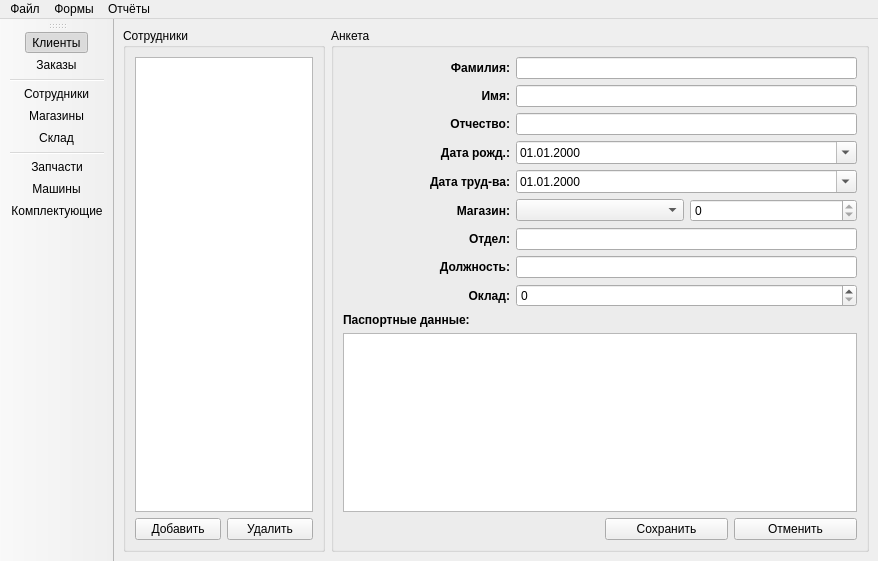
vnetserg/LadaDetail, file forms/mainwindow.ui: the form before one commit.
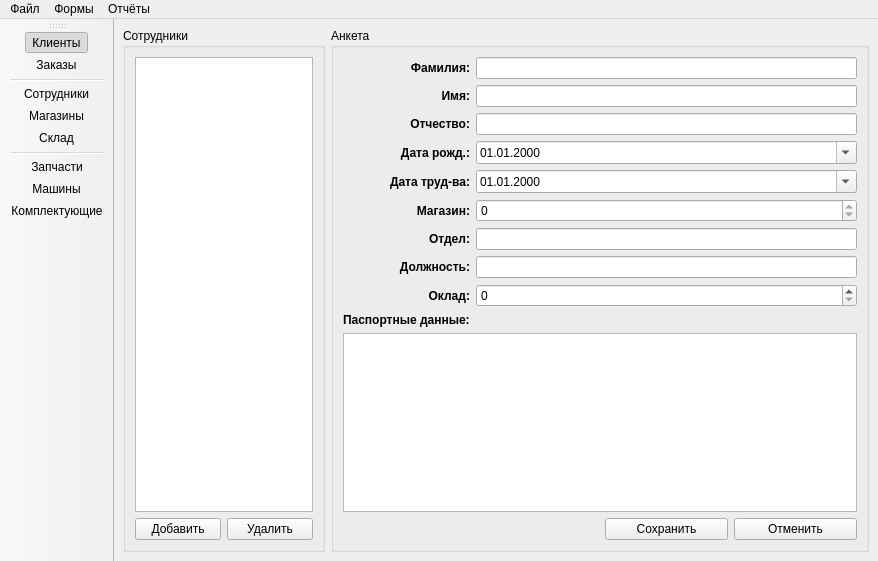
The form after the commit. The open tabs and pages were chosen to show the change.

Commit message: Сделал форму с деталями машин

```diff
--- a/forms/mainwindow.ui
+++ b/forms/mainwindow.ui
@@ -1743,23 +1743,113 @@
                    </property>
                   </widget>
                  </item>
-                 <item row="5" column="1">
-                  <widget class="QComboBox" name="empShopProxyCombo"/>
-                 </item>
-                 <item row="3" column="1" colspan="2">
-                  <widget class="QDateEdit" name="empBirthdateEdit">
-                   <property name="displayFormat">
-                    <string>dd.MM.yyyy</string>
+                 <item row="8" column="0">
+                  <widget class="QLabel" name="label_74">
+                   <property name="font">
+                    <font>
+                     <weight>75</weight>
+                     <bold>true</bold>
+                    </font>
                    </property>
-                   <property name="calendarPopup">
-                    <bool>true</bool>
+                   <property name="text">
+                    <string>Оклад:</string>
+                   </property>
+                   <property name="alignment">
+                    <set>Qt::AlignRight|Qt::AlignTrailing|Qt::AlignVCenter</set>
                    </property>
                   </widget>
                  </item>
-                 <item row="1" column="1" colspan="2">
+                 <item row="0" column="1" colspan="3">
+                  <widget class="QLineEdit" name="empLastnameEdit"/>
+                 </item>
+                 <item row="1" column="1" colspan="3">
                   <widget class="QLineEdit" name="empFirstnameEdit"/>
                  </item>
-                 <item row="8" column="1" colspan="2">
+                 <item row="2" column="1" colspan="3">
+                  <widget class="QLineEdit" name="empMiddlenameEdit"/>
+                 </item>
+                 <item row="3" column="1" colspan="3">
+                  <widget class="QDateEdit" name="empBirthdateEdit">
+                   <property name="displayFormat">
+                    <string>dd.MM.yyyy</string>
+                   </property>
+                   <property name="calendarPopup">
+                    <bool>true</bool>
+                   </property>
+                  </widget>
+                 </item>
+                 <item row="4" column="1" colspan="3">
+                  <widget class="QDateEdit" name="empEmpdateEdit">
+                   <property name="displayFormat">
+                    <string>dd.MM.yyyy</string>
+                   </property>
+                   <property name="calendarPopup">
+                    <bool>true</bool>
+                   </property>
+                  </widget>
+                 </item>
+                 <item row="5" column="1" colspan="3">
+                  <widget class="QStackedWidget" name="stackedWidget_2">
+                   <property name="currentIndex">
+                    <number>0</number>
+                   </property>
+                   <widget class="QWidget" name="page">
+                    <layout class="QHBoxLayout" name="horizontalLayout_13">
+                     <property name="spacing">
+                      <number>0</number>
+                     </property>
+                     <property name="leftMargin">
+                      <number>0</number>
+                     </property>
+                     <property name="topMargin">
+                      <number>0</number>
+                     </property>
+                     <property name="rightMargin">
+                      <number>0</number>
+                     </property>
+                     <property name="bottomMargin">
+                      <number>0</number>
+                     </property>
+                     <item>
+                      <widget class="QComboBox" name="empShopProxyCombo"/>
+                     </item>
+                    </layout>
+                   </widget>
+                   <widget class="QWidget" name="page_2">
+                    <layout class="QHBoxLayout" name="horizontalLayout_14">
+                     <property name="spacing">
+                      <number>0</number>
+                     </property>
+                     <property name="leftMargin">
+                      <number>0</number>
+                     </property>
+                     <property name="topMargin">
+                      <number>0</number>
+                     </property>
+                     <property name="rightMargin">
+                      <number>0</number>
+                     </property>
+                     <property name="bottomMargin">
+                      <number>0</number>
+                     </property>
+                     <item>
+                      <widget class="QSpinBox" name="empShopEdit">
+                       <property name="readOnly">
+                        <bool>true</bool>
+                       </property>
+                      </widget>
+                     </item>
+                    </layout>
+                   </widget>
+                  </widget>
+                 </item>
+                 <item row="6" column="1" colspan="3">
+                  <widget class="QLineEdit" name="empDepartmentEdit"/>
+                 </item>
+                 <item row="7" column="1" colspan="3">
+                  <widget class="QLineEdit" name="empPositionEdit"/>
+                 </item>
+                 <item row="8" column="1" colspan="3">
                   <widget class="QSpinBox" name="empSalaryEdit">
                    <property name="maximum">
                     <number>1000000</number>
@@ -1769,51 +1859,6 @@
                    </property>
                   </widget>
                  </item>
-                 <item row="4" column="1" colspan="2">
-                  <widget class="QDateEdit" name="empEmpdateEdit">
-                   <property name="displayFormat">
-                    <string>dd.MM.yyyy</string>
-                   </property>
-                   <property name="calendarPopup">
-                    <bool>true</bool>
-                   </property>
-                  </widget>
-                 </item>
-                 <item row="5" column="2">
-                  <widget class="QSpinBox" name="empShopEdit">
-                   <property name="readOnly">
-                    <bool>true</bool>
-                   </property>
-                  </widget>
-                 </item>
-                 <item row="6" column="1" colspan="2">
-                  <widget class="QLineEdit" name="empDepartmentEdit"/>
-                 </item>
-                 <item row="8" column="0">
-                  <widget class="QLabel" name="label_74">
-                   <property name="font">
-                    <font>
-                     <weight>75</weight>
-                     <bold>true</bold>
-                    </font>
-                   </property>
-                   <property name="text">
-                    <string>Оклад:</string>
-                   </property>
-                   <property name="alignment">
-                    <set>Qt::AlignRight|Qt::AlignTrailing|Qt::AlignVCenter</set>
-                   </property>
-                  </widget>
-                 </item>
-                 <item row="0" column="1" colspan="2">
-                  <widget class="QLineEdit" name="empLastnameEdit"/>
-                 </item>
-                 <item row="7" column="1" colspan="2">
-                  <widget class="QLineEdit" name="empPositionEdit"/>
-                 </item>
-                 <item row="2" column="1" colspan="2">
-                  <widget class="QLineEdit" name="empMiddlenameEdit"/>
-                 </item>
                 </layout>
                </item>
               </layout>
```
Left out of the diff: 2 changed lines with no effect on the pictures. The commit also changes 5 other files.
